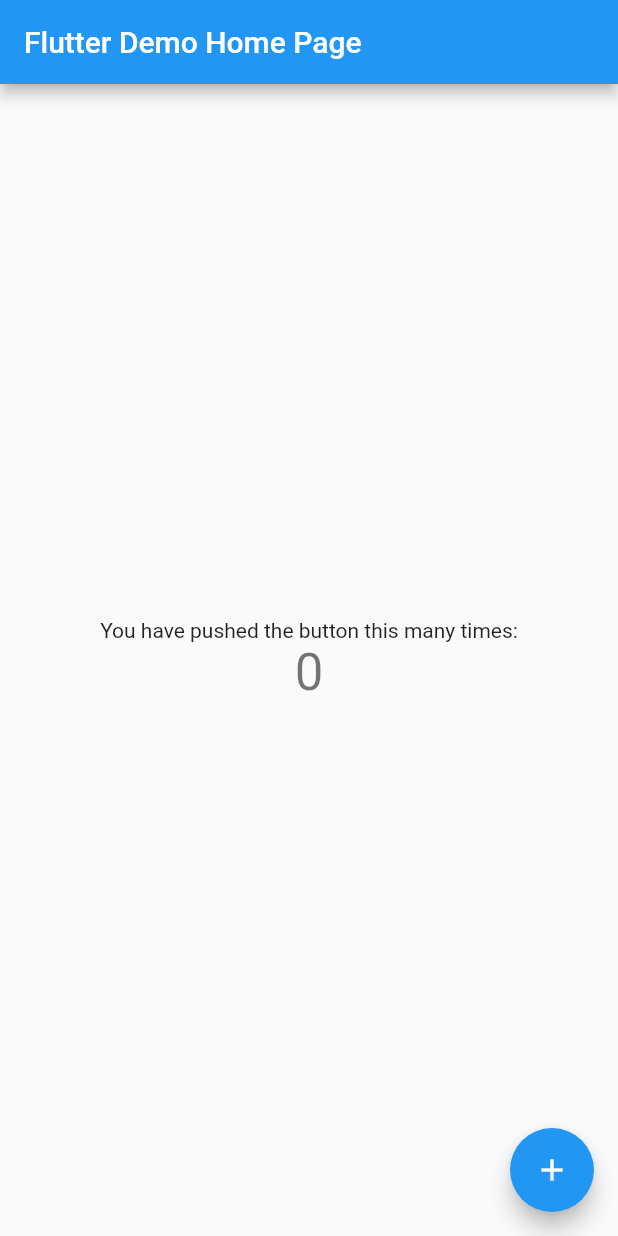
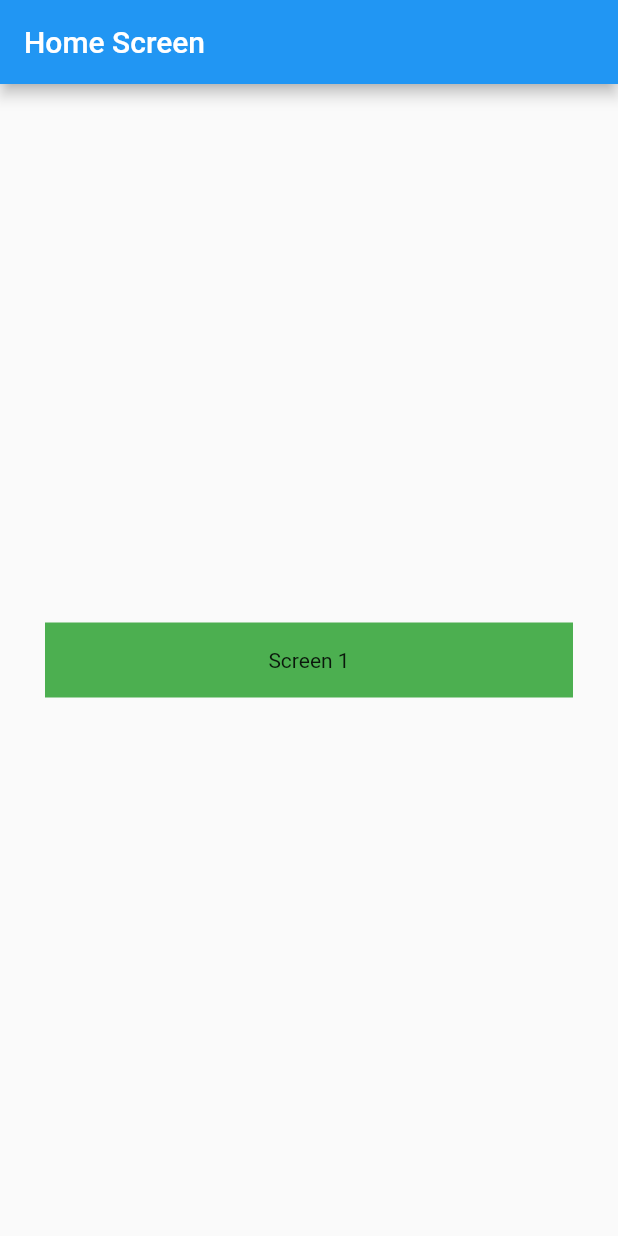
Before and after one commit to hanifmazari/rout, a Flutter app: the screen it shows after launch, on a phone screen of 412 x 824 dp. Run offline on Flutter 3.47's test engine with Material 2 defaults, Android fonts, the phone set to English and light mode, and no system bars.

```diff
--- /dev/null
+++ b/lib/home_screen.dart
@@ -0,0 +1,52 @@
+import 'package:flutter/material.dart';
+import 'package:routing/utilities/rout_name.dart';
+
+class HomeScreen extends StatefulWidget {
+  const HomeScreen({super.key});
+
+  @override
+  State<HomeScreen> createState() => _HomeScreenState();
+}
+
+class _HomeScreenState extends State<HomeScreen> {
+  @override
+  Widget build(BuildContext context) {
+    return Scaffold(
+      appBar: AppBar(
+        title: const Text('Home Screen'),
+      ),
+      body: Padding(
+        padding: EdgeInsets.symmetric(horizontal: 30),
+        child: Column(
+          mainAxisAlignment: MainAxisAlignment.center,
+          crossAxisAlignment: CrossAxisAlignment.center,
+          children: [
+
+            InkWell(
+              onTap: () {
+                Navigator.pushNamed(context, RouteName.screenTwo,
+                arguments: {
+                  'Node': 'js module',
+                  'Flutter': 'For Apps'
+                }
+                );
+              },
+              child: Container(
+                height: 50,
+                width: double.infinity,
+                decoration: const BoxDecoration(
+                  color: Colors.green
+                ),
+                child: const Center(
+                  child: Text("Screen 1"),
+
+                ),
+              ),
+
+            )
+          ],
+        ),
+        ),
+    );
+  }
+}
--- a/lib/main.dart
+++ b/lib/main.dart
@@ -1,4 +1,7 @@
 import 'package:flutter/material.dart';
+import 'package:routing/home_screen.dart';
+import 'package:routing/utilities/rout_name.dart';
+import 'package:routing/utilities/routes.dart';
 
 void main() {
   runApp(const MyApp());
@@ -10,106 +13,9 @@ class MyApp extends StatelessWidget {
   // This widget is the root of your application.
   @override
   Widget build(BuildContext context) {
-    return MaterialApp(
-      title: 'Flutter Demo',
-      theme: ThemeData(
-        // This is the theme of your application.
-        //
-        // Try running your application with "flutter run". You'll see the
-        // application has a blue toolbar. Then, without quitting the app, try
-        // changing the primarySwatch below to Colors.green and then invoke
-        // "hot reload" (press "r" in the console where you ran "flutter run",
-        // or simply save your changes to "hot reload" in a Flutter IDE).
-        // Notice that the counter didn't reset back to zero; the application
-        // is not restarted.
-        primarySwatch: Colors.blue,
-      ),
-      home: const MyHomePage(title: 'Flutter Demo Home Page'),
-    );
+    return const MaterialApp(
+      initialRoute: RouteName.homeScreen,
+      onGenerateRoute: Routes.generateRoute,
+      );
   }
 }
-
-class MyHomePage extends StatefulWidget {
-  const MyHomePage({super.key, required this.title});
-
-  // This widget is the home page of your application. It is stateful, meaning
-  // that it has a State object (defined below) that contains fields that affect
-  // how it looks.
-
-  // This class is the configuration for the state. It holds the values (in this
-  // case the title) provided by the parent (in this case the App widget) and
-  // used by the build method of the State. Fields in a Widget subclass are
-  // always marked "final".
-
-  final String title;
-
-  @override
-  State<MyHomePage> createState() => _MyHomePageState();
-}
-
-class _MyHomePageState extends State<MyHomePage> {
-  int _counter = 0;
-
-  void _incrementCounter() {
-    setState(() {
-      // This call to setState tells the Flutter framework that something has
-      // changed in this State, which causes it to rerun the build method below
-      // so that the display can reflect the updated values. If we changed
-      // _counter without calling setState(), then the build method would not be
-      // called again, and so nothing would appear to happen.
-      _counter++;
-    });
-  }
-
-  @override
-  Widget build(BuildContext context) {
-    // This method is rerun every time setState is called, for instance as done
-    // by the _incrementCounter method above.
-    //
-    // The Flutter framework has been optimized to make rerunning build methods
-    // fast, so that you can just rebuild anything that needs updating rather
-    // than having to individually change instances of widgets.
-    return Scaffold(
-      appBar: AppBar(
-        // Here we take the value from the MyHomePage object that was created by
-        // the App.build method, and use it to set our appbar title.
-        title: Text(widget.title),
-      ),
-      body: Center(
-        // Center is a layout widget. It takes a single child and positions it
-        // in the middle of the parent.
-        child: Column(
-          // Column is also a layout widget. It takes a list of children and
-          // arranges them vertically. By default, it sizes itself to fit its
-          // children horizontally, and tries to be as tall as its parent.
-          //
-          // Invoke "debug painting" (press "p" in the console, choose the
-          // "Toggle Debug Paint" action from the Flutter Inspector in Android
-          // Studio, or the "Toggle Debug Paint" command in Visual Studio Code)
-          // to see the wireframe for each widget.
-          //
-          // Column has various properties to control how it sizes itself and
-          // how it positions its children. Here we use mainAxisAlignment to
-          // center the children vertically; the main axis here is the vertical
-          // axis because Columns are vertical (the cross axis would be
-          // horizontal).
-          mainAxisAlignment: MainAxisAlignment.center,
-          children: <Widget>[
-            const Text(
-              'You have pushed the button this many times:',
-            ),
-            Text(
-              '$_counter',
-              style: Theme.of(context).textTheme.headline4,
-            ),
-          ],
-        ),
-      ),
-      floatingActionButton: FloatingActionButton(
-        onPressed: _incrementCounter,
-        tooltip: 'Increment',
-        child: const Icon(Icons.add),
-      ), // This trailing comma makes auto-formatting nicer for build methods.
-    );
-  }
-}
--- /dev/null
+++ b/lib/utilities/rout_name.dart
@@ -0,0 +1,5 @@
+class RouteName{
+ static const homeScreen = 'home_screen';
+ static const screenTwo = 'screen_two';
+ static const screenThree = 'screen_three';
+}
--- /dev/null
+++ b/lib/utilities/routes.dart
@@ -0,0 +1,24 @@
+
+import 'package:flutter/material.dart';
+import 'package:routing/home_screen.dart';
+import 'package:routing/screen_three.dart';
+import 'package:routing/screen_two.dart';
+import 'package:routing/utilities/rout_name.dart';
+
+class Routes {
+  static Route<dynamic> generateRoute(RouteSettings settings){
+    switch (settings.name) {
+      case RouteName.homeScreen:
+      return MaterialPageRoute(builder: (context)=>HomeScreen());
+      case RouteName.screenTwo:
+      return MaterialPageRoute(builder: (context)=>ScreenTwo(data: settings.arguments as Map,));
+      case RouteName.screenThree:
+      return MaterialPageRoute(builder: (context)=>ScreenThree());
+
+      default:
+      return MaterialPageRoute(builder: (context)=>Scaffold(
+        body: Text("No Routes Defined"),
+      ));
+    }
+  }
+}
```
Also changed, not shown: lib/screen_three.dart (added, +46 -0 lines), lib/screen_two.dart (added, +49 -0 lines).
